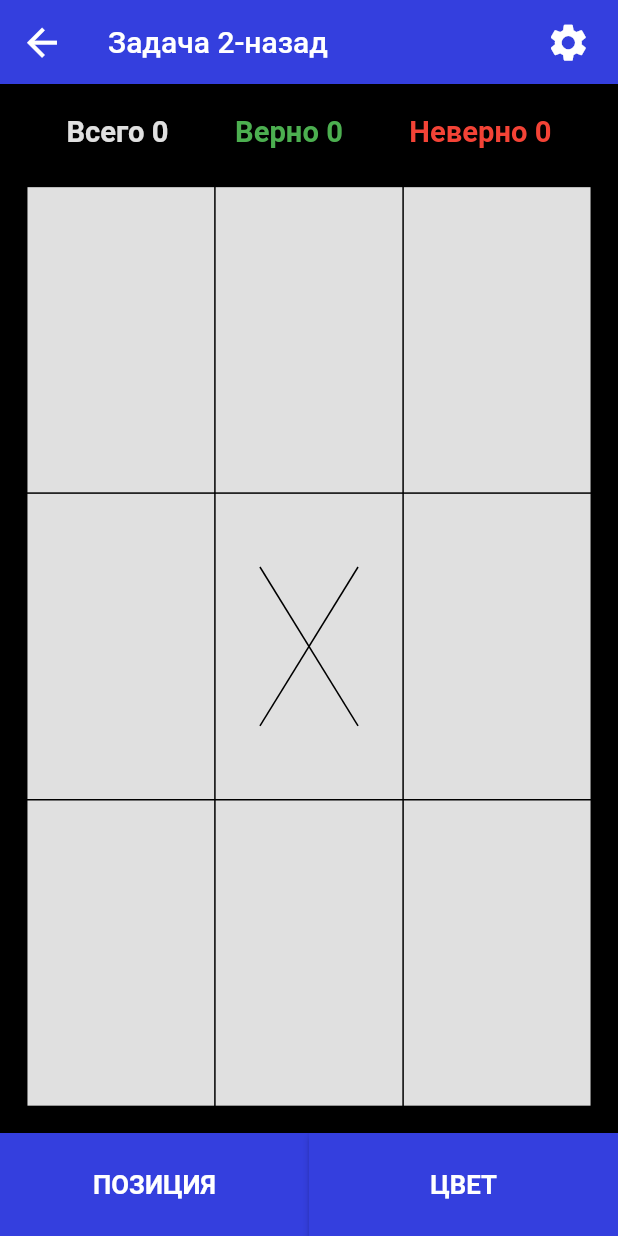
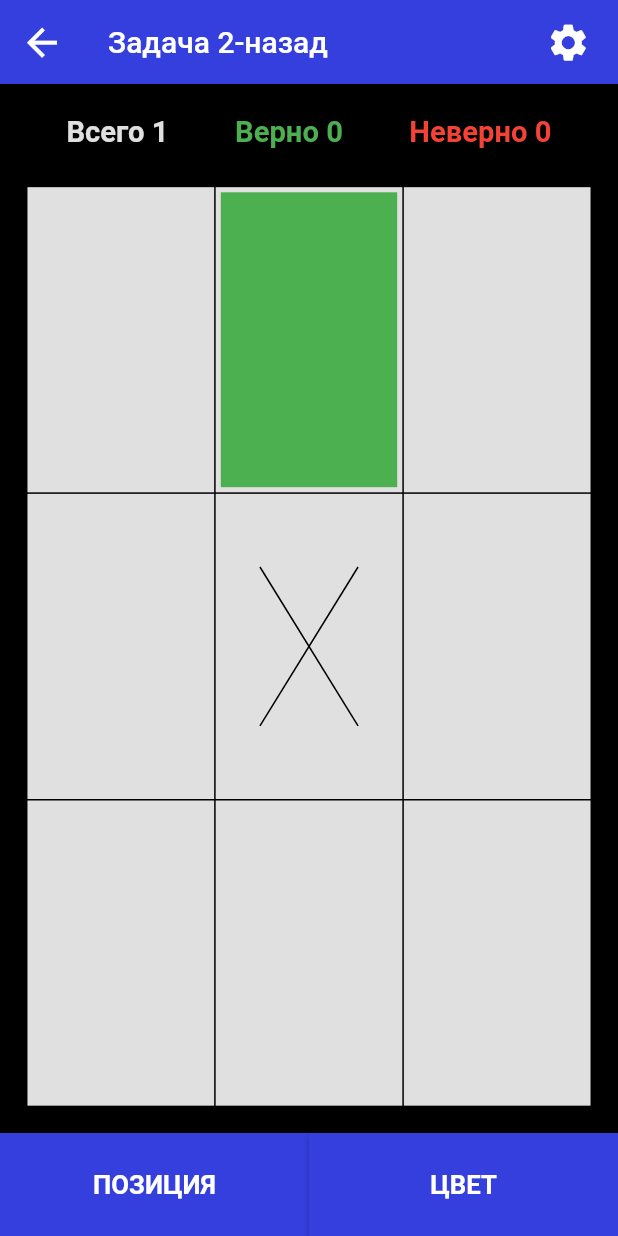
Before and after one commit to Eddie98/nbackflutter, a Flutter app: the screen it shows after launch, after a tap on the "arrow right" icon, on a phone screen of 412 x 824 dp. Run offline on Flutter 3.47's test engine with Material 2 defaults, Android fonts, the light colour scheme and no system bars; our stand-ins replace bloc, bloc_concurrency, equatable, flutter_bloc, hydrated_bloc; missing offline and left inert: ansicolor.

Commit message:
fix bugs

```diff
--- a/lib/constants/app_constants.dart
+++ b/lib/constants/app_constants.dart
@@ -1,9 +1,7 @@
 import 'package:flutter/material.dart';
 
 const double defaultHorPadding = 16.0;
-
-// const int intervalBetweenAttemptsDuration = 2;
-// const int counterMaxLimit = 25;
+const int initialSecondsDelay = 1;
 
 const totalAttemptsOptions = [25, 50, 75, 100];
 const intervalBetweenAttemptsOptions = [2, 3, 4, 5, 6, 7];
--- a/lib/view/screens/results/results.dart
+++ b/lib/view/screens/results/results.dart
@@ -25,11 +25,11 @@ class ResultsScreen extends StatelessWidget {
 
     late String comment;
 
-    if (percent > 30 && percent < 50) {
+    if (percent > 30 && percent <= 50) {
       comment = resultsNotGoodEnoughCanMore;
-    } else if (percent > 50 && percent < 70) {
+    } else if (percent > 50 && percent <= 70) {
       comment = resultsNotbadCanMore;
-    } else if (percent > 70 && percent < 90) {
+    } else if (percent > 70 && percent <= 90) {
       comment = resultsGoodButMore;
     } else if (percent > 90) {
       comment = resultsExcellent;
--- a/lib/view/screens/training/bloc/training_bloc.dart
+++ b/lib/view/screens/training/bloc/training_bloc.dart
@@ -122,7 +122,7 @@ class TrainingBloc extends Bloc<TrainingEvent, TrainingState> {
       final stateColors = [...state.colors];
       final statePositions = [...state.positions];
 
-      if (event.isPause) {
+      if (!event.isPause) {
         if (stateColors.length > _settingsRepo.nBackValue &&
             statePositions.length > _settingsRepo.nBackValue) {
           if (checkLastAndTwoPosBackEquality(stateColors) &&
@@ -134,7 +134,7 @@ class TrainingBloc extends Bloc<TrainingEvent, TrainingState> {
             wrongAnswersClone.add(positionSign);
           }
         }
-      } else {
+
         final constColors = [...listOfColorsForRandomSelection];
         final constPositions = [...listOfPositionsForRandomSelection];
 
@@ -155,8 +155,10 @@ class TrainingBloc extends Bloc<TrainingEvent, TrainingState> {
         wrongAnswers: wrongAnswersClone,
       ));
 
-      isColorBtnClicked = false;
-      isPositionBtnClicked = false;
+      if (!event.isPause) {
+        isColorBtnClicked = false;
+        isPositionBtnClicked = false;
+      }
     }
   }
 }
--- a/lib/view/screens/training/training.dart
+++ b/lib/view/screens/training/training.dart
@@ -30,24 +30,32 @@ class _TrainingScreenState extends State<TrainingScreen> {
     settingsRepo = context.read<SettingsRepository>();
 
     trainingBloc.add(const TrainingInitialEvent());
+    Future.delayed(const Duration(seconds: initialSecondsDelay), () {
+      timerCallback(1);
       Timer.periodic(
         Duration(seconds: settingsRepo.intervalBetweenAttempts),
         (Timer timer) {
-        if (mounted && timer.tick <= settingsRepo.totalAttempts + 1) {
-          timerCallback(timer.tick);
+          final tick = timer.tick + 1;
+          if (mounted && tick <= settingsRepo.totalAttempts + 1) {
+            timerCallback(tick);
           }
         },
       );
+    });
 
     super.initState();
   }
 
   void timerCallback(int tick) async {
+    final isNotLastTick = tick <= settingsRepo.totalAttempts;
+
     trainingBloc.add(TrainingStartEvent(tick, isPause: false));
+    if (isNotLastTick) {
       await Future.delayed(
         Duration(seconds: settingsRepo.intervalBetweenAttempts - 1),
       );
       trainingBloc.add(TrainingStartEvent(tick, isPause: true));
+    }
   }
 
   @override
--- a/lib/view/screens/training/widgets/board.dart
+++ b/lib/view/screens/training/widgets/board.dart
@@ -104,7 +104,7 @@ class _ColorsWidget extends StatelessWidget {
   @override
   Widget build(BuildContext context) {
     return Container(
-      margin: EdgeInsets.all(getPropScreenWidth(6.0)),
+      margin: EdgeInsets.all(getPropScreenWidth(3.0)),
       color: color,
     );
   }
```
Also changed, not shown: lib/view/pages/settings/settings.dart (+3 -5 lines). Lines whose indentation alone changed are shown as unchanged.
